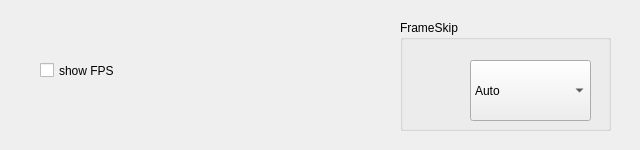
Old version of the form gpsp4cute/videosettings.ui in the repository Summeli/gpSP4Cute.
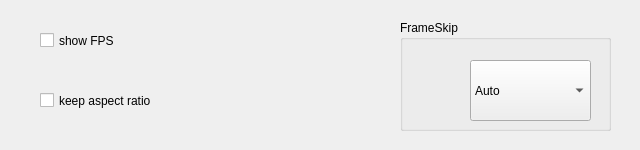
New version of the form.

Diff of the .ui file:
```diff
--- a/gpsp4cute/videosettings.ui
+++ b/gpsp4cute/videosettings.ui
@@ -88,7 +88,7 @@
    <property name="geometry">
     <rect>
      <x>40</x>
-     <y>50</y>
+     <y>20</y>
      <width>321</width>
      <height>41</height>
     </rect>
@@ -103,6 +103,25 @@
     <bool>false</bool>
    </property>
   </widget>
+  <widget class="QCheckBox" name="aspectratio">
+   <property name="geometry">
+    <rect>
+     <x>40</x>
+     <y>80</y>
+     <width>321</width>
+     <height>41</height>
+    </rect>
+   </property>
+   <property name="text">
+    <string>keep aspect ratio</string>
+   </property>
+   <property name="checkable">
+    <bool>true</bool>
+   </property>
+   <property name="checked">
+    <bool>false</bool>
+   </property>
+  </widget>
  </widget>
  <layoutdefault spacing="6" margin="11"/>
  <resources/>
```
